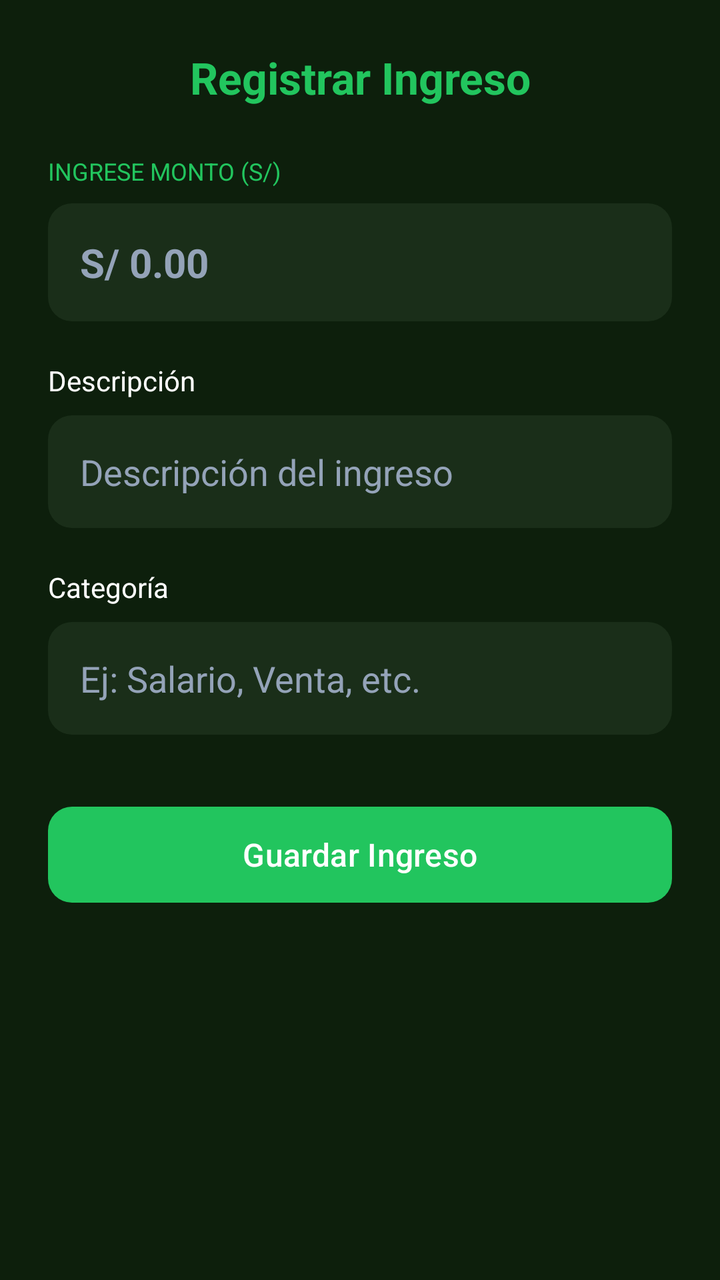
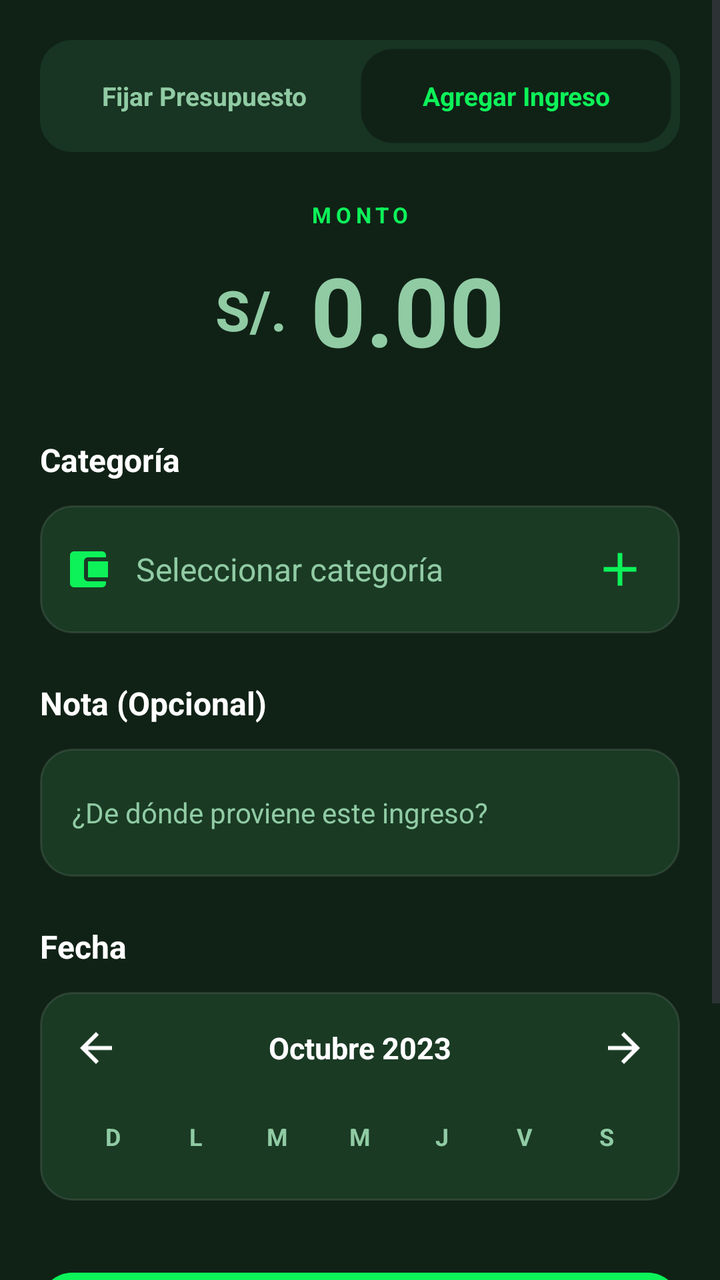

Two renders of the same Android screen: before a commit and after it. Below are the layout's source before the change and the commit's diff.
<!-- AndroidManifest.xml: application theme Theme.IngresosGastosApp -->
<!-- res/layout/fragment_add_ingreso.xml -->
<?xml version="1.0" encoding="utf-8"?>
<ScrollView xmlns:android="http://schemas.android.com/apk/res/android"
    xmlns:app="http://schemas.android.com/apk/res-auto"
    android:layout_width="match_parent"
    android:layout_height="match_parent"
    android:background="@color/bg_dark"
    android:padding="24dp">

    <LinearLayout
        android:layout_width="match_parent"
        android:layout_height="wrap_content"
        android:orientation="vertical">

        <TextView
            android:id="@+id/tvTituloIngreso"
            android:layout_width="match_parent"
            android:layout_height="wrap_content"
            android:text="Registrar Ingreso"
            android:textSize="22sp"
            android:textStyle="bold"
            android:textColor="@color/green_accent"
            android:gravity="center"
            android:layout_marginBottom="24dp"/>

        <TextView
            android:layout_width="wrap_content"
            android:layout_height="wrap_content"
            android:text="INGRESE MONTO (S/)"
            android:textColor="@color/green_accent"
            android:textSize="12sp"
            android:textAllCaps="true"
            android:layout_marginBottom="8dp"/>

        <EditText
            android:id="@+id/addMonto_et"
            android:layout_width="match_parent"
            android:layout_height="wrap_content"
            android:hint="S/ 0.00"
            android:background="@drawable/edittext_dark"
            android:padding="16dp"
            android:textColor="@color/text_on_dark"
            android:textColorHint="@color/text_on_dark_muted"
            android:textSize="20sp"
            android:textStyle="bold"
            android:inputType="numberDecimal"
            android:layout_marginBottom="20dp"/>

        <TextView
            android:layout_width="wrap_content"
            android:layout_height="wrap_content"
            android:text="Descripción"
            android:textColor="@color/text_on_dark"
            android:textSize="14sp"
            android:layout_marginBottom="8dp"/>

        <EditText
            android:id="@+id/addDescripcion_et"
            android:layout_width="match_parent"
            android:layout_height="wrap_content"
            android:hint="Descripción del ingreso"
            android:background="@drawable/edittext_dark"
            android:padding="16dp"
            android:textColor="@color/text_on_dark"
            android:textColorHint="@color/text_on_dark_muted"
            android:layout_marginBottom="20dp"
            android:inputType="textCapSentences"/>

        <TextView
            android:layout_width="wrap_content"
            android:layout_height="wrap_content"
            android:text="Categoría"
            android:textColor="@color/text_on_dark"
            android:textSize="14sp"
            android:layout_marginBottom="8dp"/>

        <EditText
            android:id="@+id/addCategoria_et"
            android:layout_width="match_parent"
            android:layout_height="wrap_content"
            android:hint="Ej: Salario, Venta, etc."
            android:background="@drawable/edittext_dark"
            android:padding="16dp"
            android:textColor="@color/text_on_dark"
            android:textColorHint="@color/text_on_dark_muted"
            android:inputType="textCapWords"
            android:layout_marginBottom="24dp"/>

        <com.google.android.material.button.MaterialButton
            android:id="@+id/add_btn"
            android:layout_width="match_parent"
            android:layout_height="56dp"
            android:text="Guardar Ingreso"
            android:textAllCaps="false"
            android:textSize="16sp"
            android:textColor="@color/white"
            app:backgroundTint="@color/green_accent"
            app:cornerRadius="12dp"
            android:layout_marginTop="8dp"/>
    </LinearLayout>
</ScrollView>
<!-- resources referenced by this layout -->
<resources>
  <color name="bg_dark">#0D1F0C</color>
  <color name="green_accent">#22C55E</color>
  <color name="text_on_dark">#FFFFFF</color>
  <color name="text_on_dark_muted">#94A3B8</color>
  <color name="white">#FFFFFFFF</color>
  <!-- drawable edittext_dark (drawable) -->
  <?xml version="1.0" encoding="utf-8"?>
  <shape xmlns:android="http://schemas.android.com/apk/res/android"
      android:shape="rectangle">
      <solid android:color="@color/bg_dark_card" />
      <corners android:radius="12dp" />
  </shape>
  <style name="Theme.IngresosGastosApp" parent="Base.Theme.IngresosGastosApp" />
  <color name="bg_dark_card">#1A2E19</color>
  <style name="CircleImage">
          <item name="cornerSize">50%</item>
      </style>
  <!-- unchanged entries left out for length: 1 -->
</resources>

<!-- the commit's change to res/layout/fragment_add_ingreso.xml (unified diff, before → after) -->
@@ -1,100 +1,267 @@
 <?xml version="1.0" encoding="utf-8"?>
-<ScrollView xmlns:android="http://schemas.android.com/apk/res/android"
+<androidx.constraintlayout.widget.ConstraintLayout xmlns:android="http://schemas.android.com/apk/res/android"
     xmlns:app="http://schemas.android.com/apk/res-auto"
+    xmlns:tools="http://schemas.android.com/tools"
     android:layout_width="match_parent"
     android:layout_height="match_parent"
-    android:background="@color/bg_dark"
-    android:padding="24dp">
-
-    <LinearLayout
+    android:background="@color/stitch_background">
+
+    <ScrollView
         android:layout_width="match_parent"
-        android:layout_height="wrap_content"
-        android:orientation="vertical">
-
-        <TextView
-            android:id="@+id/tvTituloIngreso"
+        android:layout_height="match_parent"
+        android:fillViewport="true">
+
+        <LinearLayout
             android:layout_width="match_parent"
             android:layout_height="wrap_content"
-            android:text="Registrar Ingreso"
-            android:textSize="22sp"
-            android:textStyle="bold"
-            android:textColor="@color/green_accent"
-            android:gravity="center"
-            android:layout_marginBottom="24dp"/>
-
-        <TextView
-            android:layout_width="wrap_content"
-            android:layout_height="wrap_content"
-            android:text="INGRESE MONTO (S/)"
-            android:textColor="@color/green_accent"
-            android:textSize="12sp"
-            android:textAllCaps="true"
-            android:layout_marginBottom="8dp"/>
-
-        <EditText
-            android:id="@+id/addMonto_et"
-            android:layout_width="match_parent"
-            android:layout_height="wrap_content"
-            android:hint="S/ 0.00"
-            android:background="@drawable/edittext_dark"
-            android:padding="16dp"
-            android:textColor="@color/text_on_dark"
-            android:textColorHint="@color/text_on_dark_muted"
-            android:textSize="20sp"
-            android:textStyle="bold"
-            android:inputType="numberDecimal"
-            android:layout_marginBottom="20dp"/>
-
-        <TextView
-            android:layout_width="wrap_content"
-            android:layout_height="wrap_content"
-            android:text="Descripción"
-            android:textColor="@color/text_on_dark"
-            android:textSize="14sp"
-            android:layout_marginBottom="8dp"/>
-
-        <EditText
-            android:id="@+id/addDescripcion_et"
-            android:layout_width="match_parent"
-            android:layout_height="wrap_content"
-            android:hint="Descripción del ingreso"
-            android:background="@drawable/edittext_dark"
-            android:padding="16dp"
-            android:textColor="@color/text_on_dark"
-            android:textColorHint="@color/text_on_dark_muted"
-            android:layout_marginBottom="20dp"
-            android:inputType="textCapSentences"/>
-
-        <TextView
-            android:layout_width="wrap_content"
-            android:layout_height="wrap_content"
-            android:text="Categoría"
-            android:textColor="@color/text_on_dark"
-            android:textSize="14sp"
-            android:layout_marginBottom="8dp"/>
-
-        <EditText
-            android:id="@+id/addCategoria_et"
-            android:layout_width="match_parent"
-            android:layout_height="wrap_content"
-            android:hint="Ej: Salario, Venta, etc."
-            android:background="@drawable/edittext_dark"
-            android:padding="16dp"
-            android:textColor="@color/text_on_dark"
-            android:textColorHint="@color/text_on_dark_muted"
-            android:inputType="textCapWords"
-            android:layout_marginBottom="24dp"/>
-
-        <com.google.android.material.button.MaterialButton
-            android:id="@+id/add_btn"
-            android:layout_width="match_parent"
-            android:layout_height="56dp"
-            android:text="Guardar Ingreso"
-            android:textAllCaps="false"
-            android:textSize="16sp"
-            android:textColor="@color/white"
-            app:backgroundTint="@color/green_accent"
-            app:cornerRadius="12dp"
-            android:layout_marginTop="8dp"/>
-    </LinearLayout>
-</ScrollView>
+            android:orientation="vertical"
+            android:padding="20dp">
+
+            
+            <LinearLayout
+                android:layout_width="match_parent"
+                android:layout_height="56dp"
+                android:background="@drawable/bg_stitch_toggle_container"
+                android:orientation="horizontal"
+                android:padding="4dp"
+                android:layout_marginBottom="24dp">
+                <TextView
+                    android:layout_width="0dp"
+                    android:layout_height="match_parent"
+                    android:layout_weight="1"
+                    android:gravity="center"
+                    android:text="Fijar Presupuesto"
+                    android:textColor="@color/stitch_text_muted"
+                    android:textStyle="bold"
+                    android:textSize="13sp" />
+                <TextView
+                    android:layout_width="0dp"
+                    android:layout_height="match_parent"
+                    android:layout_weight="1"
+                    android:background="@drawable/bg_stitch_card"
+                    android:backgroundTint="@color/stitch_background"
+                    android:gravity="center"
+                    android:text="Agregar Ingreso"
+                    android:textColor="@color/stitch_primary"
+                    android:textStyle="bold"
+                    android:textSize="13sp" />
+            </LinearLayout>
+
+            
+            <TextView
+                android:layout_width="match_parent"
+                android:layout_height="wrap_content"
+                android:text="MONTO"
+                android:textColor="@color/stitch_primary"
+                android:textSize="11sp"
+                android:textStyle="bold"
+                android:gravity="center"
+                android:letterSpacing="0.2" />
+
+            <LinearLayout
+                android:layout_width="match_parent"
+                android:layout_height="wrap_content"
+                android:orientation="horizontal"
+                android:gravity="center"
+                android:layout_marginTop="8dp"
+                android:layout_marginBottom="32dp">
+                <TextView
+                    android:layout_width="wrap_content"
+                    android:layout_height="wrap_content"
+                    android:text="S/."
+                    android:textColor="@color/stitch_text_muted"
+                    android:textSize="28sp"
+                    android:layout_marginEnd="12dp"
+                    android:textStyle="bold" />
+                <EditText
+                    android:id="@+id/addMonto_et"
+                    android:layout_width="wrap_content"
+                    android:layout_height="wrap_content"
+                    android:background="@null"
+                    android:hint="0.00"
+                    android:textColorHint="@color/stitch_text_muted"
+                    android:textColor="@color/white"
+                    android:textSize="48sp"
+                    android:textStyle="bold"
+                    android:inputType="numberDecimal" />
+            </LinearLayout>
+
+            
+            <TextView
+                android:layout_width="wrap_content"
+                android:layout_height="wrap_content"
+                android:text="Categoría"
+                android:textColor="@color/white"
+                android:textStyle="bold"
+                android:textSize="16sp"
+                android:layout_marginBottom="12dp"/>
+
+            <LinearLayout
+                android:layout_width="match_parent"
+                android:layout_height="64dp"
+                android:orientation="horizontal"
+                android:background="@drawable/bg_stitch_card"
+                android:gravity="center_vertical"
+                android:paddingHorizontal="12dp"
+                android:layout_marginBottom="24dp">
+
+                <ImageView
+                    android:layout_width="24dp"
+                    android:layout_height="24dp"
+                    android:src="@drawable/ic_wallet"
+                    app:tint="@color/stitch_primary"
+                    android:layout_marginEnd="12dp" />
+
+                <AutoCompleteTextView
+                    android:id="@+id/addCategoria_et"
+                    android:layout_width="0dp"
+                    android:layout_height="match_parent"
+                    android:layout_weight="1"
+                    android:background="@null"
+                    android:hint="Seleccionar categoría"
+                    android:textColorHint="@color/stitch_text_muted"
+                    android:textColor="@color/white"
+                    android:textSize="16sp"
+                    android:completionThreshold="1"
+                    android:dropDownVerticalOffset="8dp"
+                    android:popupBackground="@drawable/bg_dropdown_dark"
+                    android:inputType="none"
+                    android:focusable="false" />
+
+                <ImageView
+                    android:id="@+id/btnAddCategoriaIngreso"
+                    android:layout_width="36dp"
+                    android:layout_height="36dp"
+                    android:src="@drawable/ic_add"
+                    app:tint="@color/stitch_primary"
+                    android:padding="4dp"
+                    android:background="?attr/selectableItemBackgroundBorderless"
+                    android:clickable="true"
+                    android:focusable="true"
+                    android:contentDescription="Agregar categoría" />
+            </LinearLayout>
+
+            
+            <TextView
+                android:layout_width="wrap_content"
+                android:layout_height="wrap_content"
+                android:text="Nota (Opcional)"
+                android:textColor="@color/white"
+                android:textStyle="bold"
+                android:textSize="16sp"
+                android:layout_marginBottom="12dp"/>
+
+            <EditText
+                android:id="@+id/addDescripcion_et"
+                android:layout_width="match_parent"
+                android:layout_height="64dp"
+                android:background="@drawable/bg_stitch_card"
+                android:hint="¿De dónde proviene este ingreso?"
+                android:textColorHint="@color/stitch_text_muted"
+                android:paddingHorizontal="16dp"
+                android:textColor="@color/white"
+                android:textSize="14sp"
+                android:layout_marginBottom="24dp" />
+
+            
+            <TextView
+                android:layout_width="wrap_content"
+                android:layout_height="wrap_content"
+                android:text="Fecha"
+                android:textColor="@color/white"
+                android:textStyle="bold"
+                android:textSize="16sp"
+                android:layout_marginBottom="12dp"/>
+
+            
+            <LinearLayout
+                android:layout_width="match_parent"
+                android:layout_height="wrap_content"
+                android:background="@drawable/bg_stitch_card"
+                android:orientation="vertical"
+                android:padding="16dp"
+                android:layout_marginBottom="32dp">
+
+                <RelativeLayout
+                    android:layout_width="match_parent"
+                    android:layout_height="wrap_content"
+                    android:layout_marginBottom="16dp">
+
+                    <ImageView
+                        android:id="@+id/btn_prev_month_ingreso"
+                        android:layout_width="24dp"
+                        android:layout_height="24dp"
+                        android:src="@drawable/ic_arrow_back"
+                        app:tint="@color/white"
+                        android:clickable="true"
+                        android:focusable="true"
+                        android:background="?attr/selectableItemBackgroundBorderless"/>
+
+                    <TextView
+                        android:id="@+id/tvFechaIngreso"
+                        android:layout_width="wrap_content"
+                        android:layout_height="wrap_content"
+                        android:layout_centerInParent="true"
+                        android:text="Octubre 2023"
+                        android:textColor="@color/white"
+                        android:textStyle="bold"
+                        android:textSize="15sp" />
+
+                    <ImageView
+                        android:id="@+id/btn_next_month_ingreso"
+                        android:layout_width="24dp"
+                        android:layout_height="24dp"
+                        android:layout_alignParentEnd="true"
+                        android:src="@drawable/ic_arrow_back"
+                        android:rotation="180"
+                        app:tint="@color/white"
+                        android:clickable="true"
+                        android:focusable="true"
+                        android:background="?attr/selectableItemBackgroundBorderless"/>
+                </RelativeLayout>
+
+                <GridLayout
+                    android:id="@+id/calendar_grid_ingreso"
+                    android:layout_width="match_parent"
+                    android:layout_height="wrap_content"
+                    android:columnCount="7">
+                    <TextView style="@style/CalendarDayLabel" android:text="D" />
+                    <TextView style="@style/CalendarDayLabel" android:text="L" />
+                    <TextView style="@style/CalendarDayLabel" android:text="M" />
+                    <TextView style="@style/CalendarDayLabel" android:text="M" />
+                    <TextView style="@style/CalendarDayLabel" android:text="J" />
+                    <TextView style="@style/CalendarDayLabel" android:text="V" />
+                    <TextView style="@style/CalendarDayLabel" android:text="S" />
+                    
+                </GridLayout>
+            </LinearLayout>
+
+            
+            <com.google.android.material.button.MaterialButton
+                android:id="@+id/add_btn"
+                android:layout_width="match_parent"
+                android:layout_height="64dp"
+                android:text="Guardar Ingreso"
+                android:textColor="@color/stitch_background"
+                android:textStyle="bold"
+                android:textSize="17sp"
+                android:textAllCaps="false"
+                app:backgroundTint="@color/stitch_primary"
+                app:cornerRadius="16dp"
+                app:icon="@drawable/ic_save"
+                app:iconGravity="textStart"
+                app:iconTint="@color/stitch_background" />
+
+            <com.google.android.material.button.MaterialButton
+                android:id="@+id/btnVerListaIngresos"
+                style="@style/Widget.Material3.Button.TextButton"
+                android:layout_width="match_parent"
+                android:layout_height="wrap_content"
+                android:text="Ver lista de ingresos"
+                android:textColor="@color/stitch_primary"
+                android:layout_marginTop="12dp"
+                android:layout_marginBottom="40dp"/>
+
+        </LinearLayout>
+    </ScrollView>
+</androidx.constraintlayout.widget.ConstraintLayout>
<!-- resource entries referenced after the edit -->
@@ -1,17 +1,80 @@
 <!-- resources referenced by this layout -->
 <resources>
+  <color name="stitch_background">#102216</color>
+  <color name="stitch_primary">#0df259</color>
+  <color name="stitch_text_muted">#90cba4</color>
   <color name="bg_dark">#0D1F0C</color>
   <color name="green_accent">#22C55E</color>
-  <color name="text_on_dark">#FFFFFF</color>
-  <color name="text_on_dark_muted">#94A3B8</color>
   <color name="white">#FFFFFFFF</color>
-  <!-- drawable edittext_dark (drawable) -->
+  <!-- drawable bg_dropdown_dark (drawable) -->
   <?xml version="1.0" encoding="utf-8"?>
-  <shape xmlns:android="http://schemas.android.com/apk/res/android"
-      android:shape="rectangle">
-      <solid android:color="@color/bg_dark_card" />
+  <shape xmlns:android="http://schemas.android.com/apk/res/android">
+      <solid android:color="#1A3A24" />
       <corners android:radius="12dp" />
+      <stroke android:width="1dp" android:color="#316843" />
   </shape>
+  <!-- drawable bg_stitch_card (drawable) -->
+  <?xml version="1.0" encoding="utf-8"?>
+  <shape xmlns:android="http://schemas.android.com/apk/res/android">
+      <solid android:color="#1A3A24" />
+      <corners android:radius="16dp" />
+      <stroke android:width="1dp" android:color="#1AFFFFFF" />
+  </shape>
+  <!-- drawable bg_stitch_toggle_container (drawable) -->
+  <?xml version="1.0" encoding="utf-8"?>
+  <shape xmlns:android="http://schemas.android.com/apk/res/android">
+      <solid android:color="#183422" />
+      <corners android:radius="16dp" />
+  </shape>
+  <!-- drawable ic_add (drawable) -->
+  <vector xmlns:android="http://schemas.android.com/apk/res/android" android:height="24dp" android:tint="#000000" android:viewportHeight="24" android:viewportWidth="24" android:width="24dp">
+        
+      <path android:fillColor="@android:color/white" android:pathData="M19,13h-6v6h-2v-6H5v-2h6V5h2v6h6v2z"/>
+      
+  </vector>
+  <!-- drawable ic_arrow_back (drawable) -->
+  <?xml version="1.0" encoding="utf-8"?>
+  <vector xmlns:android="http://schemas.android.com/apk/res/android"
+      android:width="24dp"
+      android:height="24dp"
+      android:viewportWidth="24"
+      android:viewportHeight="24">
+      <path
+          android:fillColor="#FFFFFF"
+          android:pathData="M20,11H7.83l5.59-5.59L12,4l-8,8 8,8 1.41-1.41L7.83,13H20v-2z"/>
+  </vector>
+  <!-- drawable ic_save (drawable) -->
+  <vector xmlns:android="http://schemas.android.com/apk/res/android"
+      android:width="24dp"
+      android:height="24dp"
+      android:viewportWidth="24"
+      android:viewportHeight="24">
+    <path
+        android:fillColor="#000"
+        android:pathData="M17,3H5C3.89,3 3,3.9 3,5v14c0,1.1 0.89,2 2,2h14c1.1,0 2,-0.9 2,-2V7l-4,-4zm-5,16c-1.66,0 -3,-1.34 -3,-3s1.34,-3 3,-3 3,1.34 3,3 -1.34,3 -3,3zm3,-10H5V5h10v4z"/>
+  </vector>
+  <!-- drawable ic_wallet (drawable) -->
+  <?xml version="1.0" encoding="utf-8"?>
+  <vector xmlns:android="http://schemas.android.com/apk/res/android"
+      android:width="24dp"
+      android:height="24dp"
+      android:viewportWidth="24"
+      android:viewportHeight="24">
+      <path
+          android:fillColor="@color/green_accent"
+          android:pathData="M21,18v1c0,1.1 -0.9,2 -2,2H5c-1.11,0 -2,-0.9 -2,-2V5c0,-1.1 0.89,-2 2,-2h14c1.1,0 2,0.9 2,2v1h-9c-1.11,0 -2,0.9 -2,2v8c0,1.1 0.89,2 2,2h9zM12,16h10V8H12v8z"/>
+  </vector>
+  <style name="CalendarDayLabel" parent="Widget.AppCompat.TextView">
+          <item name="android:layout_width">0dp</item>
+          <item name="android:layout_height">wrap_content</item>
+          <item name="android:layout_columnWeight">1</item>
+          <item name="android:gravity">center</item>
+          <item name="android:paddingVertical">8dp</item>
+          <item name="android:textColor">@color/stitch_text_muted</item>
+          <item name="android:textSize">12sp</item>
+          <item name="android:textStyle">bold</item>
+          <item name="android:textAllCaps">true</item>
+      </style>
   <style name="Theme.IngresosGastosApp" parent="Base.Theme.IngresosGastosApp" />
   <color name="bg_dark_card">#1A2E19</color>
   <style name="CircleImage">
